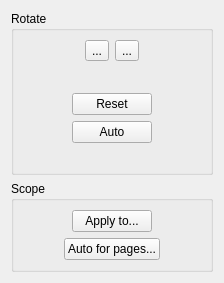
andriusval/scantailor-universal, file src/core/filters/fix_orientation/ui/OrientationOptionsWidget.ui: the form before one commit.
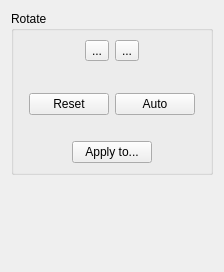
The form after the commit. Icons and pictures are not drawn.

Commit message: Find the scan rotation in the Fix Orientation stage

Patch:
```diff
--- a/src/core/filters/fix_orientation/ui/OrientationOptionsWidget.ui
+++ b/src/core/filters/fix_orientation/ui/OrientationOptionsWidget.ui
@@ -147,36 +147,6 @@
          </widget>
         </item>
         <item>
-         <spacer>
-          <property name="orientation">
-           <enum>Qt::Horizontal</enum>
-          </property>
-          <property name="sizeHint" stdset="0">
-           <size>
-            <width>40</width>
-            <height>20</height>
-           </size>
-          </property>
-         </spacer>
-        </item>
-       </layout>
-      </item>
-      <item>
-       <layout class="QHBoxLayout">
-        <item>
-         <spacer>
-          <property name="orientation">
-           <enum>Qt::Horizontal</enum>
-          </property>
-          <property name="sizeHint" stdset="0">
-           <size>
-            <width>40</width>
-            <height>20</height>
-           </size>
-          </property>
-         </spacer>
-        </item>
-        <item>
          <widget class="QPushButton" name="autoBtn">
           <property name="toolTip">
            <string>Find the rotation from the text of this scan</string>
@@ -214,15 +184,6 @@
         </property>
        </widget>
       </item>
-     </layout>
-    </widget>
-   </item>
-   <item>
-    <widget class="QGroupBox" name="scopeBox">
-     <property name="title">
-      <string>Scope</string>
-     </property>
-     <layout class="QVBoxLayout">
       <item>
        <layout class="QHBoxLayout">
         <item>
@@ -260,46 +221,6 @@
         </item>
        </layout>
       </item>
-      <item>
-       <layout class="QHBoxLayout">
-        <item>
-         <spacer>
-          <property name="orientation">
-           <enum>Qt::Horizontal</enum>
-          </property>
-          <property name="sizeHint" stdset="0">
-           <size>
-            <width>40</width>
-            <height>20</height>
-           </size>
-          </property>
-         </spacer>
-        </item>
-        <item>
-         <widget class="QPushButton" name="autoApplyBtn">
-          <property name="toolTip">
-           <string>Find and set the rotation of each selected scan from its text</string>
-          </property>
-          <property name="text">
-           <string>Auto for pages...</string>
-          </property>
-         </widget>
-        </item>
-        <item>
-         <spacer>
-          <property name="orientation">
-           <enum>Qt::Horizontal</enum>
-          </property>
-          <property name="sizeHint" stdset="0">
-           <size>
-            <width>40</width>
-            <height>20</height>
-           </size>
-          </property>
-         </spacer>
-        </item>
-       </layout>
-      </item>
      </layout>
     </widget>
    </item>
```
Left out of the diff: 2 changed lines with no effect on the pictures. The commit also changes 12 other files.
